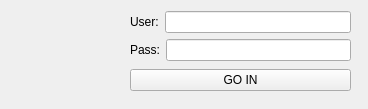
First picture: the form in gpw_project/gpw_app/login.ui, repository torrancee/gpwapp, before the edit.
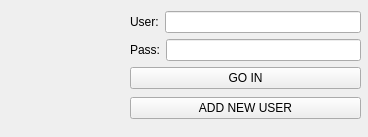
Second picture: the form after the edit.

Commit message: [gpw::wpog] add user window added

```diff
--- a/gpw_project/gpw_app/login.ui
+++ b/gpw_project/gpw_app/login.ui
@@ -7,7 +7,7 @@
     <x>0</x>
     <y>0</y>
     <width>368</width>
-    <height>109</height>
+    <height>137</height>
    </rect>
   </property>
   <property name="windowTitle">
@@ -18,23 +18,25 @@
     <rect>
      <x>10</x>
      <y>10</y>
-     <width>91</width>
-     <height>91</height>
+     <width>111</width>
+     <height>111</height>
     </rect>
    </property>
    <property name="text">
     <string/>
    </property>
   </widget>
-  <widget class="QWidget" name="layoutWidget">
+  <widget class="QWidget" name="">
    <property name="geometry">
     <rect>
      <x>130</x>
      <y>9</y>
-     <width>221</width>
-     <height>86</height>
+     <width>231</width>
+     <height>114</height>
     </rect>
    </property>
+   <layout class="QVBoxLayout" name="verticalLayout_3">
+    <item>
    <layout class="QVBoxLayout" name="verticalLayout_2">
     <item>
      <layout class="QVBoxLayout" name="verticalLayout">
@@ -79,6 +81,15 @@
      <widget class="QPushButton" name="GoIn">
       <property name="text">
        <string>GO IN</string>
+        </property>
+       </widget>
+      </item>
+     </layout>
+    </item>
+    <item>
+     <widget class="QPushButton" name="AddNew">
+      <property name="text">
+       <string>ADD NEW USER</string>
       </property>
      </widget>
     </item>
```
Lines whose indentation alone changed are shown as unchanged. The commit also changes 8 other files.
